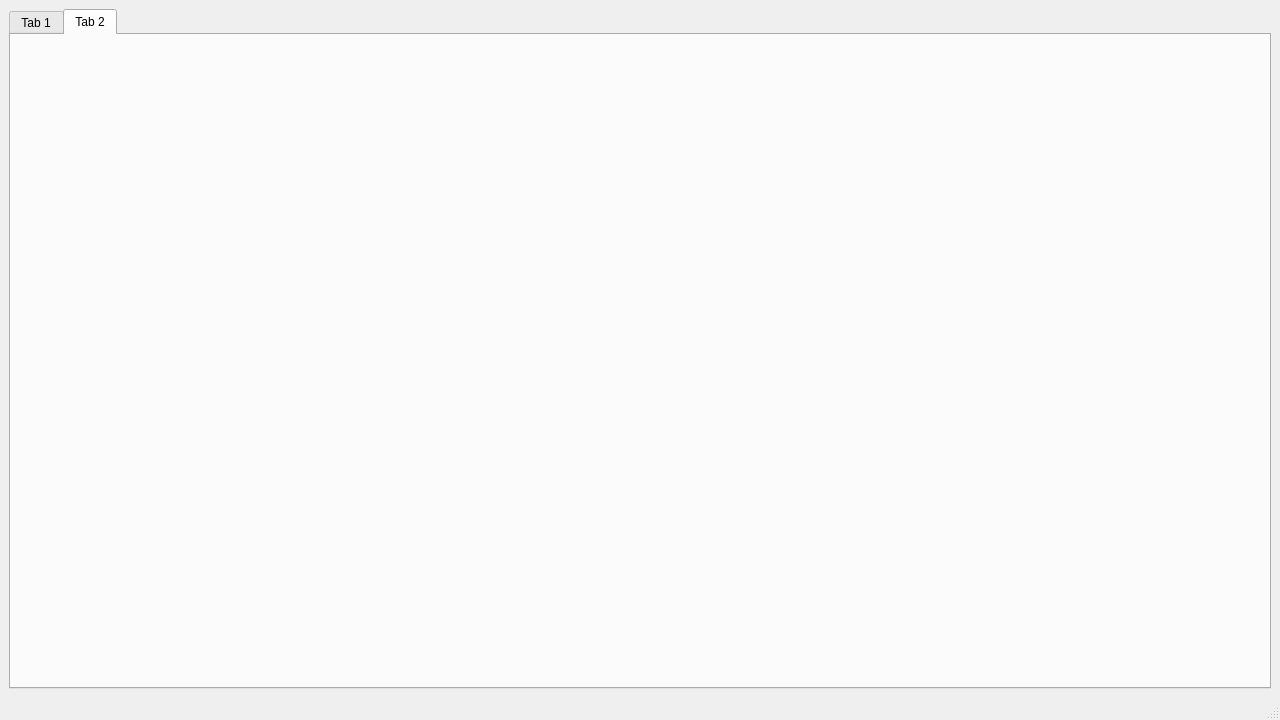
The window that UI/mainScreen.ui (TheNephalian/Senior-Project) describes before a commit, drawn with Qt 5.
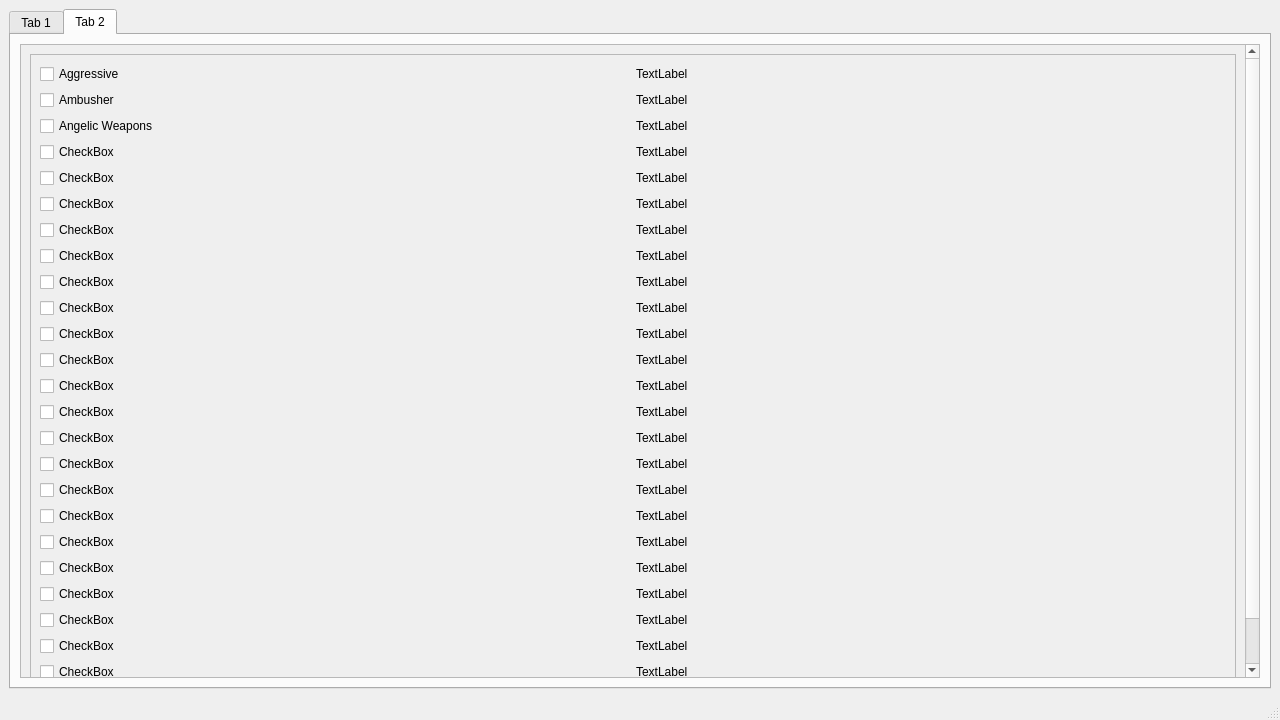
The same window after the commit. The open tabs and pages were chosen to show the change.

What changed in the file:
```diff
--- a/UI/mainScreen.ui
+++ b/UI/mainScreen.ui
@@ -2380,6 +2380,389 @@
        <attribute name="title">
         <string>Tab 2</string>
        </attribute>
+       <layout class="QVBoxLayout" name="verticalLayout_4">
+        <item>
+         <widget class="QScrollArea" name="scrollArea_2">
+          <property name="widgetResizable">
+           <bool>true</bool>
+          </property>
+          <widget class="QWidget" name="scrollAreaWidgetContents_2">
+           <property name="geometry">
+            <rect>
+             <x>0</x>
+             <y>0</y>
+             <width>1219</width>
+             <height>682</height>
+            </rect>
+           </property>
+           <layout class="QVBoxLayout" name="verticalLayout_5">
+            <item>
+             <widget class="QFrame" name="frame_10">
+              <property name="frameShape">
+               <enum>QFrame::StyledPanel</enum>
+              </property>
+              <property name="frameShadow">
+               <enum>QFrame::Raised</enum>
+              </property>
+              <layout class="QGridLayout" name="gridLayout_8">
+               <item row="22" column="1">
+                <widget class="QLabel" name="label_40">
+                 <property name="text">
+                  <string>TextLabel</string>
+                 </property>
+                </widget>
+               </item>
+               <item row="0" column="1">
+                <widget class="QLabel" name="label_64">
+                 <property name="text">
+                  <string>TextLabel</string>
+                 </property>
+                </widget>
+               </item>
+               <item row="7" column="0">
+                <widget class="QCheckBox" name="checkBox_20">
+                 <property name="text">
+                  <string>CheckBox</string>
+                 </property>
+                </widget>
+               </item>
+               <item row="16" column="1">
+                <widget class="QLabel" name="label_48">
+                 <property name="text">
+                  <string>TextLabel</string>
+                 </property>
+                </widget>
+               </item>
+               <item row="13" column="1">
+                <widget class="QLabel" name="label_51">
+                 <property name="text">
+                  <string>TextLabel</string>
+                 </property>
+                </widget>
+               </item>
+               <item row="9" column="0">
+                <widget class="QCheckBox" name="checkBox_27">
+                 <property name="text">
+                  <string>CheckBox</string>
+                 </property>
+                </widget>
+               </item>
+               <item row="10" column="0">
+                <widget class="QCheckBox" name="checkBox_26">
+                 <property name="text">
+                  <string>CheckBox</string>
+                 </property>
+                </widget>
+               </item>
+               <item row="6" column="1">
+                <widget class="QLabel" name="label_58">
+                 <property name="text">
+                  <string>TextLabel</string>
+                 </property>
+                </widget>
+               </item>
+               <item row="5" column="1">
+                <widget class="QLabel" name="label_59">
+                 <property name="text">
+                  <string>TextLabel</string>
+                 </property>
+                </widget>
+               </item>
+               <item row="1" column="1">
+                <widget class="QLabel" name="label_63">
+                 <property name="text">
+                  <string>TextLabel</string>
+                 </property>
+                </widget>
+               </item>
+               <item row="23" column="1">
+                <widget class="QLabel" name="label_45">
+                 <property name="text">
+                  <string>TextLabel</string>
+                 </property>
+                </widget>
+               </item>
+               <item row="20" column="0">
+                <widget class="QCheckBox" name="checkBox_10">
+                 <property name="text">
+                  <string>CheckBox</string>
+                 </property>
+                </widget>
+               </item>
+               <item row="15" column="0">
+                <widget class="QCheckBox" name="checkBox_19">
+                 <property name="text">
+                  <string>CheckBox</string>
+                 </property>
+                </widget>
+               </item>
+               <item row="18" column="1">
+                <widget class="QLabel" name="label_44">
+                 <property name="text">
+                  <string>TextLabel</string>
+                 </property>
+                </widget>
+               </item>
+               <item row="15" column="1">
+                <widget class="QLabel" name="label_49">
+                 <property name="text">
+                  <string>TextLabel</string>
+                 </property>
+                </widget>
+               </item>
+               <item row="3" column="1">
+                <widget class="QLabel" name="label_61">
+                 <property name="text">
+                  <string>TextLabel</string>
+                 </property>
+                </widget>
+               </item>
+               <item row="21" column="0">
+                <widget class="QCheckBox" name="checkBox_9">
+                 <property name="text">
+                  <string>CheckBox</string>
+                 </property>
+                </widget>
+               </item>
+               <item row="7" column="1">
+                <widget class="QLabel" name="label_57">
+                 <property name="text">
+                  <string>TextLabel</string>
+                 </property>
+                </widget>
+               </item>
+               <item row="2" column="1">
+                <widget class="QLabel" name="label_62">
+                 <property name="text">
+                  <string>TextLabel</string>
+                 </property>
+                </widget>
+               </item>
+               <item row="5" column="0">
+                <widget class="QCheckBox" name="checkBox_15">
+                 <property name="text">
+                  <string>CheckBox</string>
+                 </property>
+                </widget>
+               </item>
+               <item row="10" column="1">
+                <widget class="QLabel" name="label_54">
+                 <property name="text">
+                  <string>TextLabel</string>
+                 </property>
+                </widget>
+               </item>
+               <item row="17" column="1">
+                <widget class="QLabel" name="label_47">
+                 <property name="text">
+                  <string>TextLabel</string>
+                 </property>
+                </widget>
+               </item>
+               <item row="13" column="0">
+                <widget class="QCheckBox" name="checkBox_22">
+                 <property name="text">
+                  <string>CheckBox</string>
+                 </property>
+                </widget>
+               </item>
+               <item row="20" column="1">
+                <widget class="QLabel" name="label_42">
+                 <property name="text">
+                  <string>TextLabel</string>
+                 </property>
+                </widget>
+               </item>
+               <item row="22" column="0">
+                <widget class="QCheckBox" name="checkBox_7">
+                 <property name="text">
+                  <string>CheckBox</string>
+                 </property>
+                </widget>
+               </item>
+               <item row="18" column="0">
+                <widget class="QCheckBox" name="checkBox_14">
+                 <property name="text">
+                  <string>CheckBox</string>
+                 </property>
+                </widget>
+               </item>
+               <item row="19" column="0">
+                <widget class="QCheckBox" name="checkBox_12">
+                 <property name="text">
+                  <string>CheckBox</string>
+                 </property>
+                </widget>
+               </item>
+               <item row="12" column="1">
+                <widget class="QLabel" name="label_52">
+                 <property name="text">
+                  <string>TextLabel</string>
+                 </property>
+                </widget>
+               </item>
+               <item row="9" column="1">
+                <widget class="QLabel" name="label_55">
+                 <property name="text">
+                  <string>TextLabel</string>
+                 </property>
+                </widget>
+               </item>
+               <item row="3" column="0">
+                <widget class="QCheckBox" name="checkBox_11">
+                 <property name="text">
+                  <string>CheckBox</string>
+                 </property>
+                </widget>
+               </item>
+               <item row="4" column="0">
+                <widget class="QCheckBox" name="checkBox_13">
+                 <property name="text">
+                  <string>CheckBox</string>
+                 </property>
+                </widget>
+               </item>
+               <item row="21" column="1">
+                <widget class="QLabel" name="label_41">
+                 <property name="text">
+                  <string>TextLabel</string>
+                 </property>
+                </widget>
+               </item>
+               <item row="19" column="1">
+                <widget class="QLabel" name="label_43">
+                 <property name="text">
+                  <string>TextLabel</string>
+                 </property>
+                </widget>
+               </item>
+               <item row="4" column="1">
+                <widget class="QLabel" name="label_60">
+                 <property name="text">
+                  <string>TextLabel</string>
+                 </property>
+                </widget>
+               </item>
+               <item row="17" column="0">
+                <widget class="QCheckBox" name="checkBox_16">
+                 <property name="text">
+                  <string>CheckBox</string>
+                 </property>
+                </widget>
+               </item>
+               <item row="14" column="1">
+                <widget class="QLabel" name="label_50">
+                 <property name="text">
+                  <string>TextLabel</string>
+                 </property>
+                </widget>
+               </item>
+               <item row="0" column="0">
+                <widget class="QCheckBox" name="checkBox_3">
+                 <property name="text">
+                  <string>Aggressive</string>
+                 </property>
+                </widget>
+               </item>
+               <item row="24" column="0">
+                <widget class="QCheckBox" name="checkBox_6">
+                 <property name="text">
+                  <string>CheckBox</string>
+                 </property>
+                </widget>
+               </item>
+               <item row="23" column="0">
+                <widget class="QCheckBox" name="checkBox_5">
+                 <property name="text">
+                  <string>CheckBox</string>
+                 </property>
+                </widget>
+               </item>
+               <item row="11" column="1">
+                <widget class="QLabel" name="label_53">
+                 <property name="text">
+                  <string>TextLabel</string>
+                 </property>
+                </widget>
+               </item>
+               <item row="12" column="0">
+                <widget class="QCheckBox" name="checkBox_24">
+                 <property name="text">
+                  <string>CheckBox</string>
+                 </property>
+                </widget>
+               </item>
+               <item row="2" column="0">
+                <widget class="QCheckBox" name="checkBox_8">
+                 <property name="text">
+                  <string>Angelic Weapons</string>
+                 </property>
+                </widget>
+               </item>
+               <item row="14" column="0">
+                <widget class="QCheckBox" name="checkBox_21">
+                 <property name="text">
+                  <string>CheckBox</string>
+                 </property>
+                </widget>
+               </item>
+               <item row="24" column="1">
+                <widget class="QLabel" name="label_46">
+                 <property name="text">
+                  <string>TextLabel</string>
+                 </property>
+                </widget>
+               </item>
+               <item row="16" column="0">
+                <widget class="QCheckBox" name="checkBox_17">
+                 <property name="text">
+                  <string>CheckBox</string>
+                 </property>
+                </widget>
+               </item>
+               <item row="11" column="0">
+                <widget class="QCheckBox" name="checkBox_25">
+                 <property name="text">
+                  <string>CheckBox</string>
+                 </property>
+                </widget>
+               </item>
+               <item row="8" column="1">
+                <widget class="QLabel" name="label_56">
+                 <property name="text">
+                  <string>TextLabel</string>
+                 </property>
+                </widget>
+               </item>
+               <item row="8" column="0">
+                <widget class="QCheckBox" name="checkBox_23">
+                 <property name="text">
+                  <string>CheckBox</string>
+                 </property>
+                </widget>
+               </item>
+               <item row="1" column="0">
+                <widget class="QCheckBox" name="checkBox_4">
+                 <property name="text">
+                  <string>Ambusher</string>
+                 </property>
+                </widget>
+               </item>
+               <item row="6" column="0">
+                <widget class="QCheckBox" name="checkBox_18">
+                 <property name="text">
+                  <string>CheckBox</string>
+                 </property>
+                </widget>
+               </item>
+              </layout>
+             </widget>
+            </item>
+           </layout>
+          </widget>
+         </widget>
+        </item>
+       </layout>
       </widget>
      </widget>
     </item>
```
Left out of the diff: 1824 changed lines with no effect on the pictures.
